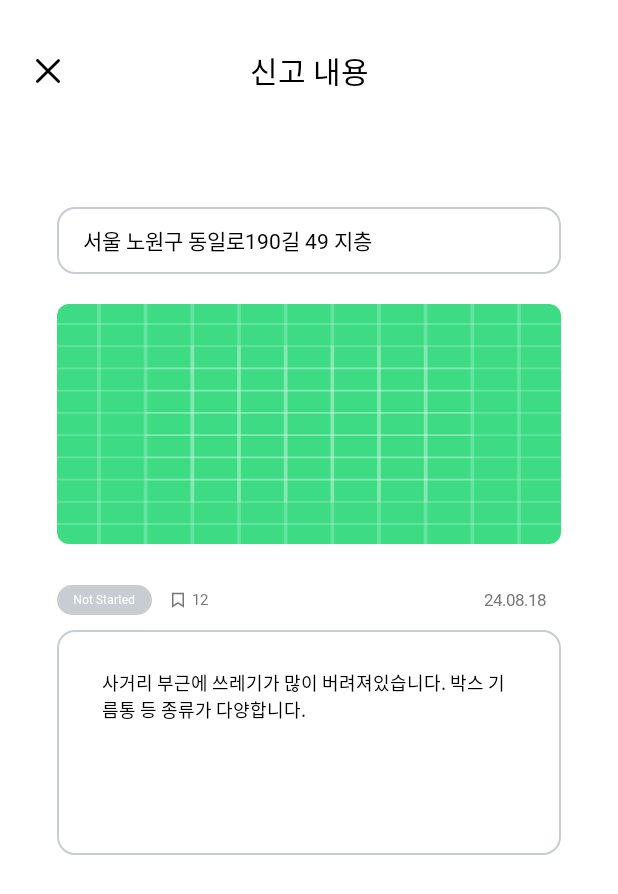
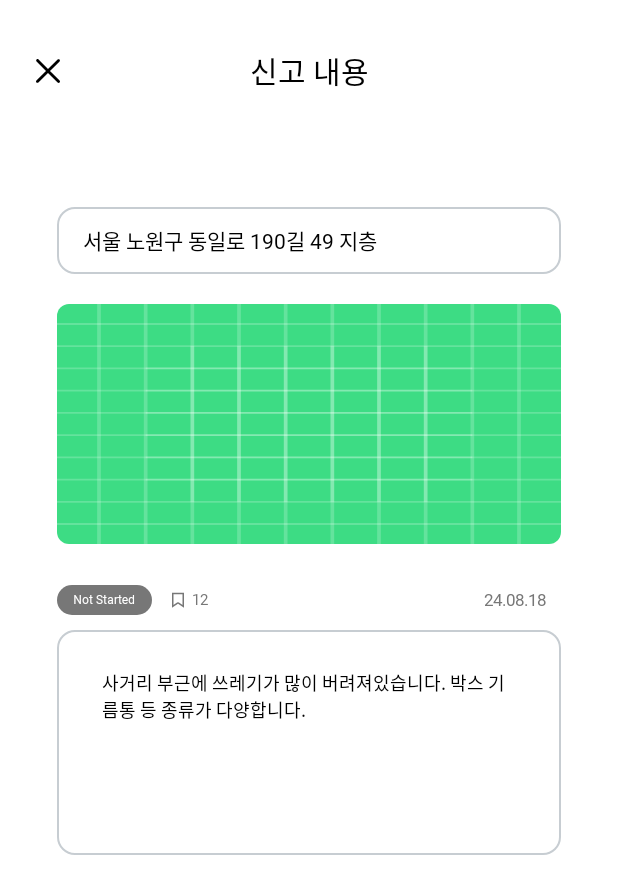
Before and after one commit to Song-s-PaaSTA/Plog-Android, an Android app built with Jetpack Compose: the @Preview function PreviewReportContentScreen, on a phone screen of 412 x 824 dp. Shown: the top 894 px of the screen. Run offline under Robolectric (Android 15) with nearby library versions, the phone set to English and light mode, and no system bars; Roboto replaces fonts that are not available here.

Commit message:
#16 [MOD] 신고내용 엔티티로 수정

```diff
--- /dev/null
+++ b/app/src/main/java/com/kpaas/plog/domain/entity/ReportContentEntity.kt
@@ -0,0 +1,9 @@
+package com.kpaas.plog.domain.entity
+
+data class ReportContentEntity (
+    val address: String,
+    val progress: String,
+    val bookmarkCount: Int,
+    val date: String,
+    val description: String,
+)
--- a/app/src/main/java/com/kpaas/plog/presentation/report/screen/ReportContentScreen.kt
+++ b/app/src/main/java/com/kpaas/plog/presentation/report/screen/ReportContentScreen.kt
@@ -35,6 +35,8 @@ import com.kpaas.plog.R
 import com.kpaas.plog.core_ui.theme.Gray200
 import com.kpaas.plog.core_ui.theme.Gray450
 import com.kpaas.plog.core_ui.theme.Gray600
+import com.kpaas.plog.core_ui.theme.Green200
+import com.kpaas.plog.core_ui.theme.Green50
 import com.kpaas.plog.core_ui.theme.White
 import com.kpaas.plog.core_ui.theme.body2Regular
 import com.kpaas.plog.core_ui.theme.body4Regular
@@ -42,6 +44,7 @@ import com.kpaas.plog.core_ui.theme.body5Regular
 import com.kpaas.plog.core_ui.theme.body6Regular
 import com.kpaas.plog.core_ui.theme.button4Semi
 import com.kpaas.plog.core_ui.theme.title2Semi
+import com.kpaas.plog.domain.entity.ReportContentEntity
 import com.kpaas.plog.presentation.report.navigation.ReportNavigator
 
 @Composable
@@ -50,7 +53,13 @@ fun ReportContentRoute(
     id: Int,
 ) {
     ReportContentScreen(
-        id = id,
+        data = ReportContentEntity(
+            address = "서울 노원구 동일로 190길 49 지층",
+            progress = "Not Started",
+            bookmarkCount = 12,
+            date = "24.08.18",
+            description = "사거리 부근에 쓰레기가 많이 버려져있습니다. 박스 기름통 등 종류가 다양합니다."
+        ),
         onCloseButtonClick = { navigator.navigateBack() }
     )
 }
@@ -58,7 +67,7 @@ fun ReportContentRoute(
 @OptIn(ExperimentalMaterial3Api::class)
 @Composable
 fun ReportContentScreen(
-    id: Int,
+    data: ReportContentEntity,
     onCloseButtonClick: () -> Unit,
 ) {
     Scaffold(
@@ -73,12 +82,12 @@ fun ReportContentScreen(
                             .padding(16.dp)
                             .clickable { onCloseButtonClick() },
                         imageVector = ImageVector.vectorResource(id = R.drawable.ic_appbar_close),
-                        contentDescription = "신고 내용 닫기",
+                        contentDescription = stringResource(R.string.tv_report_content_appbar_close),
                     )
                 },
                 title = {
                     Text(
-                        text = "신고 내용",
+                        text = stringResource(R.string.tv_report_content_appbar_title),
                         color = Gray600,
                         style = title2Semi
                     )
@@ -115,7 +124,7 @@ fun ReportContentScreen(
                     .padding(horizontal = 17.dp, vertical = 12.dp)
             ) {
                 Text(
-                    text = "서울 노원구 동일로190길 49 지층",
+                    text = data.address,
                     style = body2Regular,
                     color = Gray600,
                     textAlign = TextAlign.Start
@@ -139,9 +148,16 @@ fun ReportContentScreen(
                 Text(
                     modifier = Modifier
                         .clip(RoundedCornerShape(20.dp))
-                        .background(Gray200)
+                        .background(
+                            when(data.progress) {
+                                "Not Started" -> Gray450
+                                "In Progress" -> Green50
+                                "Done" -> Green200
+                                else -> Gray450
+                            }
+                        )
                         .padding(horizontal = 10.5.dp, vertical = 5.dp),
-                    text = "Not Started",
+                    text = data.progress,
                     style = button4Semi,
                     color = White,
                 )
@@ -152,14 +168,14 @@ fun ReportContentScreen(
                 )
                 Text(
                     modifier = Modifier.padding(start = 5.dp),
-                    text = "12",
+                    text = data.bookmarkCount.toString(),
                     style = body6Regular,
                     color = Gray450
                 )
                 Spacer(modifier = Modifier.weight(1f))
                 Text(
                     modifier = Modifier.padding(end = 10.dp),
-                    text = "24.08.18",
+                    text = data.date,
                     color = Gray450,
                     style = body5Regular
                 )
@@ -180,7 +196,7 @@ fun ReportContentScreen(
                     .padding(horizontal = 30.dp, vertical = 26.dp)
             ) {
                 Text(
-                    text = "사거리 부근에 쓰레기가 많이 버려져있습니다. 박스 기름통 등 종류가 다양합니다.",
+                    text = data.description,
                     style = body4Regular,
                     color = Gray600,
                     textAlign = TextAlign.Start
@@ -195,7 +211,13 @@ fun ReportContentScreen(
 @Composable
 fun PreviewReportContentScreen() {
     ReportContentScreen(
-        id = 0,
+        data = ReportContentEntity(
+            address = "서울 노원구 동일로 190길 49 지층",
+            progress = "Not Started",
+            bookmarkCount = 12,
+            date = "24.08.18",
+            description = "사거리 부근에 쓰레기가 많이 버려져있습니다. 박스 기름통 등 종류가 다양합니다."
+        ),
         onCloseButtonClick = {}
     )
 }
--- a/app/src/main/res/values/strings.xml
+++ b/app/src/main/res/values/strings.xml
@@ -48,4 +48,8 @@
     <string name="btn_report_write">신고하기</string>
     <string name="toast_report_write_complete">신고가 완료되었습니다.</string>
     <string name="toast_report_write_failure">모든 항목을 입력해주세요.</string>
+
+    <!-- 신고 내용 -->
+    <string name="tv_report_content_appbar_title">신고 내용</string>
+    <string name="tv_report_content_appbar_close">신고 내용 닫기</string>
 </resources>
```
